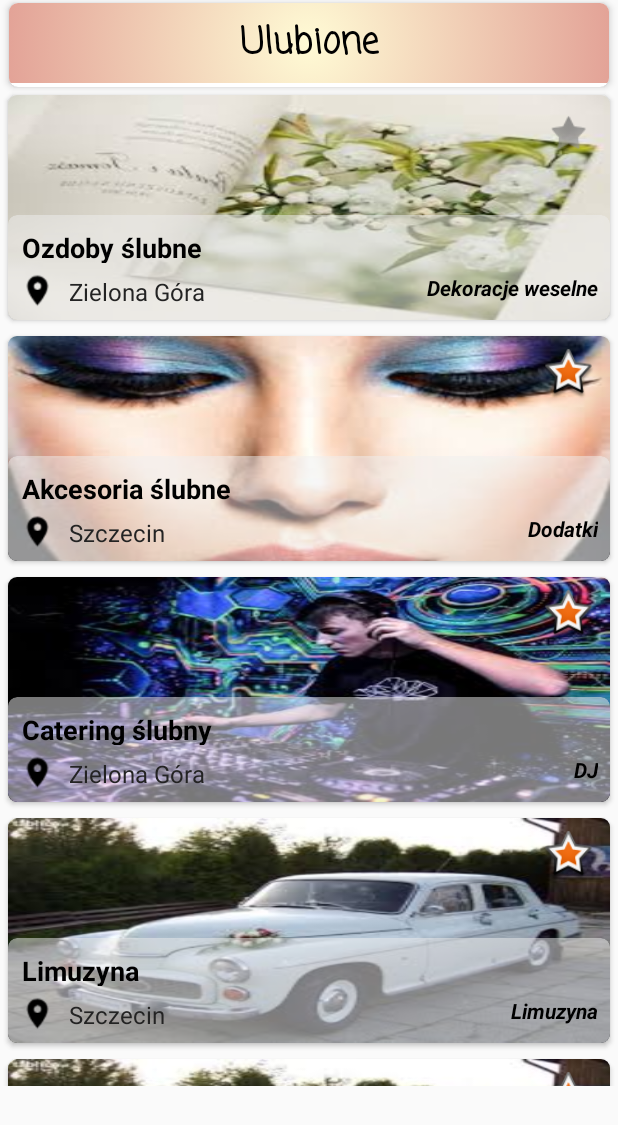
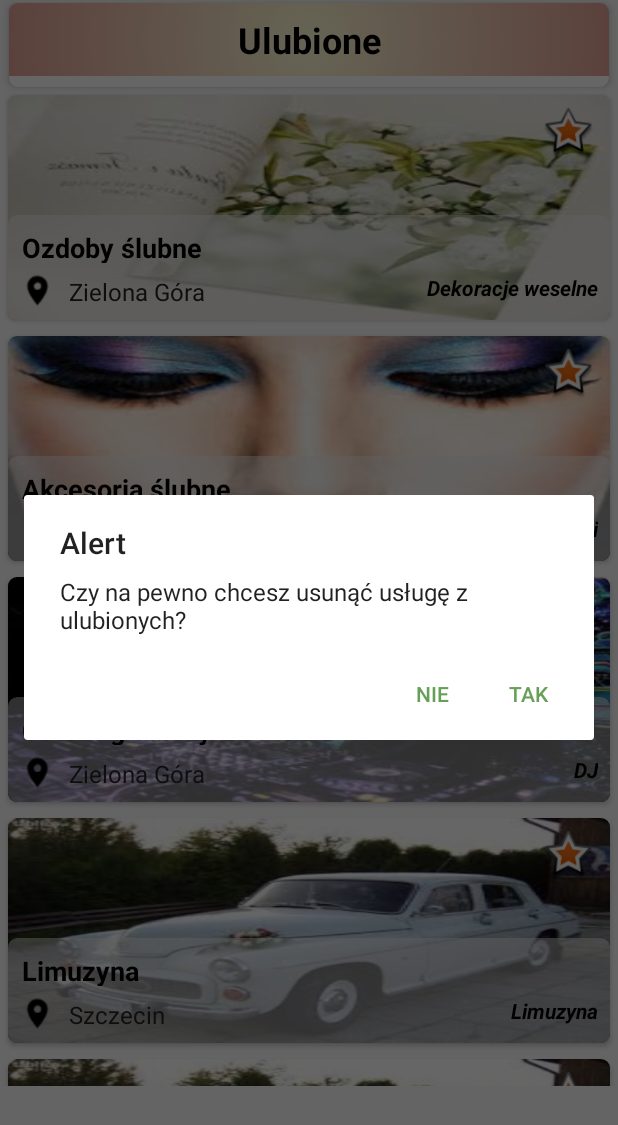
Before and after one commit to Robertow17/ZPI, an Android app: the FavouritesActivity screen opened directly, with no data from a screen before it, after a tap on an icon or button, on a phone screen of 412 x 824 dp. Shown: the top 1125 px of the screen. Run offline under Robolectric (Android 15) with nearby library versions, the phone set to English and light mode, and no system bars.

Commit message:
Dodanie alert dialogu potwierdzajacego usuniecia z ulubionych

```diff
--- a/app/build.gradle
+++ b/app/build.gradle
@@ -45,4 +45,5 @@ dependencies {
 
     //calendar
     implementation 'com.github.sundeepk:compact-calendar-view:3.0.0'
+    implementation 'com.android.support:recyclerview-v7:27.1.1'
 }
--- a/app/src/main/java/com/zpi/searcher/model/Data.java
+++ b/app/src/main/java/com/zpi/searcher/model/Data.java
@@ -192,7 +192,7 @@ public class Data
         add(new Transport("Traktor Heniek", "Głogów", true, "Lorem ipsum dolor sit amet, " +
                 "consectetur adipiscing elit. Etiam ex lorem, porttitor non faucibus ac, venenatis" +
                 " nec odio. Vivamus justo erat", photosTransport, "609781153", "psliwinska@onet.eu", "Inne pojazdy", 4));
-        add(new WeddingHall("Zacisze", "Wrocław", 120, true, false, "Lorem ipsum dolor sit amet, consectetur adipiscing elit. Etiam ex lorem, porttitor non faucibus ac, venenatis nec odio. Vivamus justo erat, accumsan ut pharetra eu, feugiat mollis ex. Aenean lectus libero", photosWeddingHall,
+        add(new WeddingHall("Zacisze", "Wrocław", 120, true, true, "Lorem ipsum dolor sit amet, consectetur adipiscing elit. Etiam ex lorem, porttitor non faucibus ac, venenatis nec odio. Vivamus justo erat, accumsan ut pharetra eu, feugiat mollis ex. Aenean lectus libero", photosWeddingHall,
                 "609781153", "psliwinska@onet.eu"));
     }};
 
--- a/app/src/main/java/com/zpi/searcher/utils/ServicesAdapter.java
+++ b/app/src/main/java/com/zpi/searcher/utils/ServicesAdapter.java
@@ -2,8 +2,10 @@ package com.zpi.searcher.utils;
 
 
 import android.content.Context;
+import android.content.DialogInterface;
 import android.support.v4.view.PagerAdapter;
 import android.support.v4.view.ViewPager;
+import android.support.v7.app.AlertDialog;
 import android.support.v7.widget.RecyclerView;
 import android.util.Log;
 import android.view.LayoutInflater;
@@ -11,7 +13,10 @@ import android.view.View;
 import android.view.ViewGroup;
 import android.widget.ImageView;
 import android.widget.TextView;
+import android.widget.Toast;
+
 import com.zpi.R;
+import com.zpi.favourites.FavouritesActivity;
 import com.zpi.serviceProvider.activities.ServiceProviderMainActivity;
 
 import java.util.ArrayList;
@@ -33,14 +38,14 @@ public class ServicesAdapter extends RecyclerView.Adapter<ServicesAdapter.ViewHo
         this.services = services;
         this.servicesCopy = new ArrayList<>(services);
 
-        if(context instanceof ServiceProviderMainActivity){
-            isUser=false;
+        if(context instanceof ServiceProviderMainActivity)
+        {
+            isUser = false;
         }
-        else{
-            isUser=true;
+        else
+        {
+            isUser = true;
         }
-
-        Log.d("MOJE", String.valueOf(services.size()));
 
     }
 
@@ -55,9 +60,9 @@ public class ServicesAdapter extends RecyclerView.Adapter<ServicesAdapter.ViewHo
     }
 
     @Override
-    public void onBindViewHolder(ServicesAdapter.ViewHolder holder, int position)
+    public void onBindViewHolder(final ServicesAdapter.ViewHolder holder, final int position)
     {
-        final Service service = (Service) services.get(position);
+        final Service service = services.get(position);
         holder.name.setText(service.getName());
         holder.localization.setText(service.getLocalization());
         holder.subcategory.setText(service.getSubcategory());
@@ -66,12 +71,13 @@ public class ServicesAdapter extends RecyclerView.Adapter<ServicesAdapter.ViewHo
         holder.viewPager.setAdapter(pagerAdapter);
 
 
-        if(null == ((Service) services.get(position)).getSubcategory())
+        if(null == (services.get(position)).getSubcategory())
         {
             holder.subcategory.setVisibility(View.INVISIBLE);
         }
 
-        if(isUser){
+        if(isUser)
+        {
             if(service.isFavourite())
             {
                 holder.favouriteIcon.setImageResource(android.R.drawable.star_big_on);
@@ -82,11 +88,60 @@ public class ServicesAdapter extends RecyclerView.Adapter<ServicesAdapter.ViewHo
                 holder.favouriteIcon.setImageResource(android.R.drawable.star_off);
             }
         }
-        else {
+        else
+        {
             holder.favouriteIcon.setVisibility(View.INVISIBLE);
         }
 
 
+
+        holder.favouriteIcon.setOnClickListener(new View.OnClickListener() {
+            @Override
+            public void onClick(View v)
+            {
+
+                if(context instanceof FavouritesActivity)
+                {
+                    showConfirmFavouriteServiceAlertDialog(position);
+                }
+                else
+                {
+                    service.setFavourite(!service.isFavourite());
+
+                    if(service.isFavourite())
+                    {
+                        holder.favouriteIcon.setImageResource(android.R.drawable.star_big_on);
+
+                    }
+
+                    else
+                    {
+                        holder.favouriteIcon.setImageResource(android.R.drawable.star_off);
+                    }
+                }
+
+            }
+        });
+
+    }
+
+    private void showConfirmFavouriteServiceAlertDialog(final int positionToRemove){
+        AlertDialog alertDialog = new AlertDialog.Builder(context).create();
+        alertDialog.setTitle("Alert");
+        alertDialog.setMessage("Czy na pewno chcesz usunąć usługę z ulubionych?");
+        alertDialog.setButton(AlertDialog.BUTTON_POSITIVE, "TAK",
+                new DialogInterface.OnClickListener() {
+                    public void onClick(DialogInterface dialog, int which) {
+                        removeAt(positionToRemove);
+                    }
+                });
+        alertDialog.setButton(AlertDialog.BUTTON_NEGATIVE, "NIE",
+                new DialogInterface.OnClickListener() {
+                    public void onClick(DialogInterface dialog, int which) {
+                        dialog.dismiss();
+                    }
+                });
+        alertDialog.show();
     }
 
 
@@ -118,6 +173,15 @@ public class ServicesAdapter extends RecyclerView.Adapter<ServicesAdapter.ViewHo
         notifyDataSetChanged();
     }
 
+    public void removeAt(int position)
+    {
+        services.remove(position);
+        notifyItemRemoved(position);
+        notifyItemRangeChanged(position, services.size());
+    }
+
+
+
 
    /* public void filterSubcategory(String text)
     {
@@ -131,7 +195,8 @@ public class ServicesAdapter extends RecyclerView.Adapter<ServicesAdapter.ViewHo
             text = text.toLowerCase();
             for(WeddingHall item : servicesCopy)
             {
-                if(item.getSubcategory().toLowerCase().contains(text) || item.getSubcategory().toLowerCase().contains(text))
+                if(item.getSubcategory().toLowerCase().contains(text) || item.getSubcategory()
+                .toLowerCase().contains(text))
                 {
                     services.add(item);
                 }
@@ -152,7 +217,8 @@ public class ServicesAdapter extends RecyclerView.Adapter<ServicesAdapter.ViewHo
                     List<Service> filteredList = new ArrayList<>();
 
                     for(Service item : services){
-                        if (item.getLocalization().toLowerCase().contains(charString.toLowerCase())) {
+                        if (item.getLocalization().toLowerCase().contains(charString.toLowerCase
+                        ())) {
                             filteredList.add(item);
                         }
                     }
@@ -173,13 +239,12 @@ public class ServicesAdapter extends RecyclerView.Adapter<ServicesAdapter.ViewHo
         };
     }*/
 
-    public static class ViewHolder extends RecyclerView.ViewHolder
+    public class ViewHolder extends RecyclerView.ViewHolder
     {
         public TextView name, localization, subcategory;
         public ViewPager viewPager;
         private List<Service> services;
         private ImageView favouriteIcon;
-
 
         public ViewHolder(View view, final List<Service> services)
         {
@@ -190,30 +255,6 @@ public class ServicesAdapter extends RecyclerView.Adapter<ServicesAdapter.ViewHo
             viewPager = view.findViewById(R.id.viewpager);
             favouriteIcon = view.findViewById(R.id.star);
             subcategory = view.findViewById(R.id.subcategory);
-
-
-            favouriteIcon.setOnClickListener(new View.OnClickListener()
-            {
-                @Override
-                public void onClick(View view)
-                {
-                    Service service =  services.get(getAdapterPosition());
-                    service.setFavourite(!service.isFavourite());
-
-                    if(service.isFavourite())
-                    {
-                        favouriteIcon.setImageResource(android.R.drawable.star_big_on);
-
-                    }
-
-                    else
-                    {
-                        favouriteIcon.setImageResource(android.R.drawable.star_off);
-                    }
-                }
-            });
-
         }
-
     }
 }
--- a/app/src/main/res/layout/favourites_activity.xml
+++ b/app/src/main/res/layout/favourites_activity.xml
@@ -52,7 +52,6 @@
                 android:layout_marginTop="8dp"
                 android:layout_marginEnd="8dp"
                 android:layout_marginBottom="8dp"
-                android:fontFamily="casual"
                 android:text="@string/favourite"
                 android:textColor="@color/dialogLight"
                 android:textSize="24sp"
```
